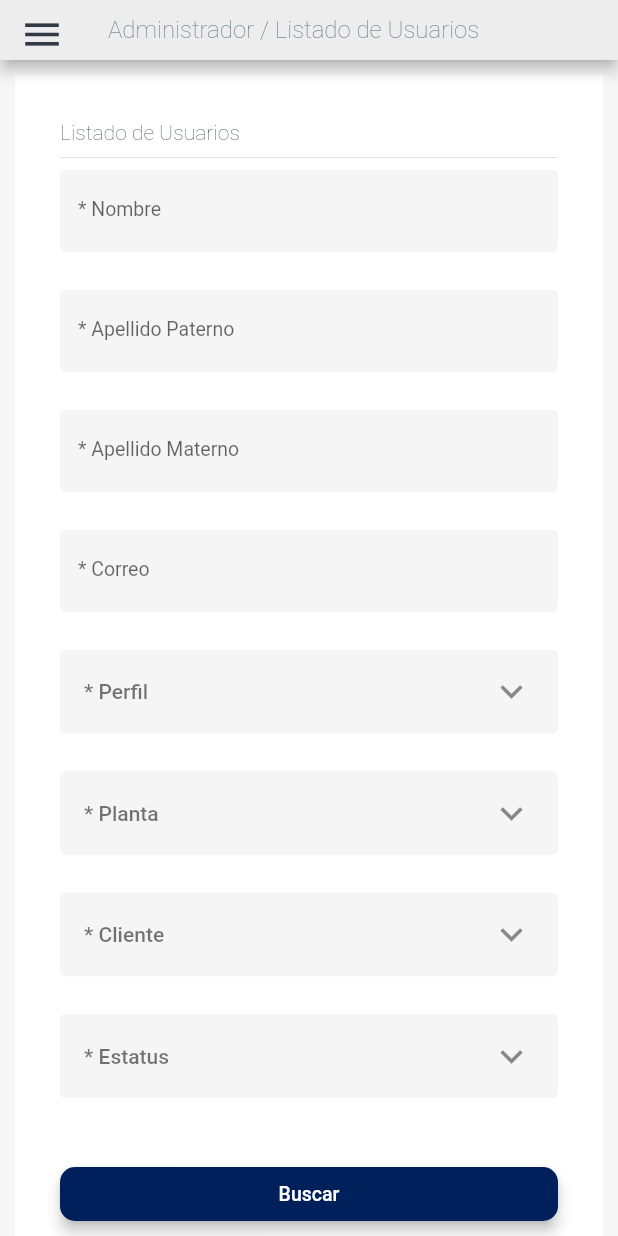
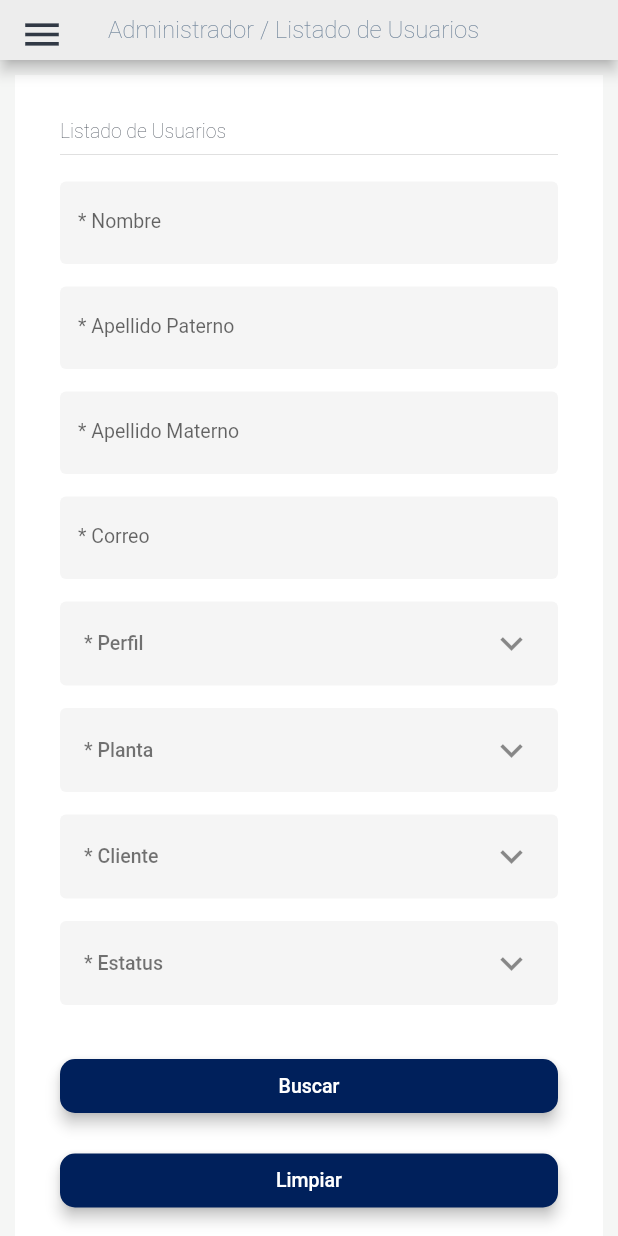
Before and after one commit to hazuer/gp-front, a Flutter app: the HomePage screen opened directly, on a phone screen of 412 x 824 dp. Run offline on Flutter 3.47's test engine with Material 2 defaults, Android fonts, the phone set to English and light mode, and no system bars; our stand-ins replace dio, flutter_screenutil, rxdart; missing offline and left inert: dart:html; network calls fail; Roboto replaces fonts that are missing (Quicksand).

Commit message:
Ajuste de Fuentes
1.- Se ajusta tamaño de fuente
2.- Se corrige funcionalidad de los botones de cancelar

```diff
--- a/lib/pages/home_page.dart
+++ b/lib/pages/home_page.dart
@@ -10,6 +10,7 @@ import 'package:general_products_web/widgets/custom_button.dart';
 import 'package:general_products_web/widgets/custom_expansio_tile.dart';
 import 'package:general_products_web/widgets/input_custom.dart';
 import 'package:general_products_web/widgets/table_user.dart';
+
 
 //import '../constants/page_titles.dart';
 import '../widgets/app_scaffold.dart';
@@ -78,10 +79,11 @@ class _HomePageState extends State<HomePage> {
                               'Listado de Usuarios',
                               style: TextStyle(
                                   color: Color(0xff313945),
-                                  fontSize: 14.08,
+                                  fontSize: 13.00,
                                   fontWeight: FontWeight.w200),
                             ),
                             Divider(),
+                            SizedBox(height: 10,),
                             displayMobileLayout
                                 ? ListView(
                                     shrinkWrap: true,
@@ -90,42 +92,42 @@ class _HomePageState extends State<HomePage> {
                                           controller: nameController,
                                           hint: "* Nombre"),
                                       SizedBox(
-                                        height: 25,
+                                        height: 15,
                                       ),
                                       CustomInput(
                                           controller: lastNameController,
                                           hint: "* Apellido Paterno"),
                                       SizedBox(
-                                        height: 25,
+                                        height: 15,
                                       ),
                                       CustomInput(
                                         hint: "* Apellido Materno",
                                         controller: secondLastNameController,
                                       ),
                                       SizedBox(
-                                        height: 25,
+                                        height: 15,
                                       ),
                                       CustomInput(
                                           controller: emailController,
                                           hint: "* Correo"),
                                       SizedBox(
-                                        height: 25,
+                                        height: 15,
                                       ),
                                       listProfile(),
                                       SizedBox(
-                                        height: 25,
+                                        height: 15,
                                       ),
                                       listPlants(),
                                       SizedBox(
-                                        height: 25,
+                                        height: 15,
                                       ),
                                       listCustomer(),
                                       SizedBox(
-                                        height: 25,
+                                        height: 15,
                                       ),
                                       listStatus(),
                                       SizedBox(
-                                        height: 40,
+                                        height: 30,
                                       ),
                                       CustomButton(
                                         width:
@@ -138,7 +140,7 @@ class _HomePageState extends State<HomePage> {
                                         },
                                       ),
                                       SizedBox(
-                                        height: 25,
+                                        height: 15,
                                       ),
                                       CustomButton(
                                         width:
@@ -151,7 +153,7 @@ class _HomePageState extends State<HomePage> {
                                         },
                                       ),
                                       SizedBox(
-                                        height: 25,
+                                        height: 30,
                                       ),
                                       isLoading
                                           ? Container(
@@ -182,9 +184,9 @@ class _HomePageState extends State<HomePage> {
                                                   child: CustomInput(
                                                       controller:
                                                           nameController,
-                                                      hint: "* Nombre")),
+                                                      hint: "* Nombre_")),
                                               SizedBox(
-                                                width: 25,
+                                                width: 15,
                                               ),
                                               Flexible(
                                                   child: CustomInput(
@@ -193,7 +195,7 @@ class _HomePageState extends State<HomePage> {
                                                       hint:
                                                           "* Apellido Paterno")),
                                               SizedBox(
-                                                width: 25,
+                                                width: 15,
                                               ),
                                               Flexible(
                                                   child: CustomInput(
@@ -202,27 +204,27 @@ class _HomePageState extends State<HomePage> {
                                                       hint:
                                                           "* Apellido Materno")),
                                               SizedBox(
-                                                width: 25,
+                                                width: 15,
                                               ),
                                               Flexible(child: listStatus()),
                                             ],
                                           ),
                                           SizedBox(
-                                            height: 25,
+                                            height: 15,
                                           ),
                                           Row(
                                             children: [
                                               Flexible(child: listProfile()),
                                               SizedBox(
-                                                width: 25,
+                                                width: 15,
                                               ),
                                               Flexible(child: listPlants()),
                                               SizedBox(
-                                                width: 25,
+                                                width: 15,
                                               ),
                                               Flexible(child: listCustomer()),
                                               SizedBox(
-                                                width: 25,
+                                                width: 15,
                                               ),
                                               IconButton(
                                                 onPressed: () async {
@@ -239,7 +241,7 @@ class _HomePageState extends State<HomePage> {
                                             ],
                                           ),
                                           SizedBox(
-                                            height: 70,
+                                            height: 30,
                                           ),
                                           isLoading
                                               ? Container(
@@ -280,7 +282,7 @@ class _HomePageState extends State<HomePage> {
         initiallyExpanded: false,
         title: Text(
           plant.nombrePlanta ?? "* Planta",
-          style: TextStyle(color: Colors.black54, fontSize: 14),
+          style: TextStyle(color: Colors.black54, fontSize: 13),
         ),
         children: [
           Container(
@@ -313,7 +315,7 @@ class _HomePageState extends State<HomePage> {
                                     RxVariables.dataFromUsers.listPlants![index]
                                         .nombrePlanta!,
                                     style: TextStyle(
-                                        color: Colors.black54, fontSize: 14)),
+                                        color: Colors.black54, fontSize: 13)),
                               ),
                               Container(
                                 width: double.infinity,
@@ -346,7 +348,7 @@ class _HomePageState extends State<HomePage> {
         initiallyExpanded: false,
         title: Text(
           profile.perfil ?? "* Perfil",
-          style: TextStyle(color: Colors.black54, fontSize: 14),
+          style: TextStyle(color: Colors.black54, fontSize: 13),
         ),
         children: [
           Container(
@@ -379,7 +381,7 @@ class _HomePageState extends State<HomePage> {
                                     RxVariables.dataFromUsers
                                         .listProfiles![index].perfil!,
                                     style: TextStyle(
-                                        color: Colors.black54, fontSize: 14)),
+                                        color: Colors.black54, fontSize: 13)),
                               ),
                               Container(
                                 width: double.infinity,
@@ -412,7 +414,7 @@ class _HomePageState extends State<HomePage> {
         initiallyExpanded: false,
         title: Text(
           status.estatus ?? "* Estatus",
-          style: TextStyle(color: Colors.black54, fontSize: 14),
+          style: TextStyle(color: Colors.black54, fontSize: 13),
         ),
         children: [
           Container(
@@ -445,7 +447,7 @@ class _HomePageState extends State<HomePage> {
                                     RxVariables.dataFromUsers.listStatus![index]
                                         .estatus!,
                                     style: TextStyle(
-                                        color: Colors.black54, fontSize: 14)),
+                                        color: Colors.black54, fontSize: 13)),
                               ),
                               Container(
                                 width: double.infinity,
@@ -478,7 +480,7 @@ class _HomePageState extends State<HomePage> {
         initiallyExpanded: false,
         title: Text(
           customer.nombreCliente ?? "* Cliente",
-          style: TextStyle(color: Colors.black54, fontSize: 14),
+          style: TextStyle(color: Colors.black54, fontSize: 13),
         ),
         children: [
           Container(
@@ -510,7 +512,7 @@ class _HomePageState extends State<HomePage> {
                                     RxVariables.dataFromUsers
                                         .listCustomers![index].nombreCliente!,
                                     style: TextStyle(
-                                        color: Colors.black54, fontSize: 14)),
+                                        color: Colors.black54, fontSize: 13)),
                               ),
                               Container(
                                 width: double.infinity,
```
Also changed, not shown: lib/pages/authorize_user.dart (+28 -28 lines), lib/pages/edit_user.dart (+28 -28 lines), lib/widgets/table_user.dart (+16 -16 lines).
